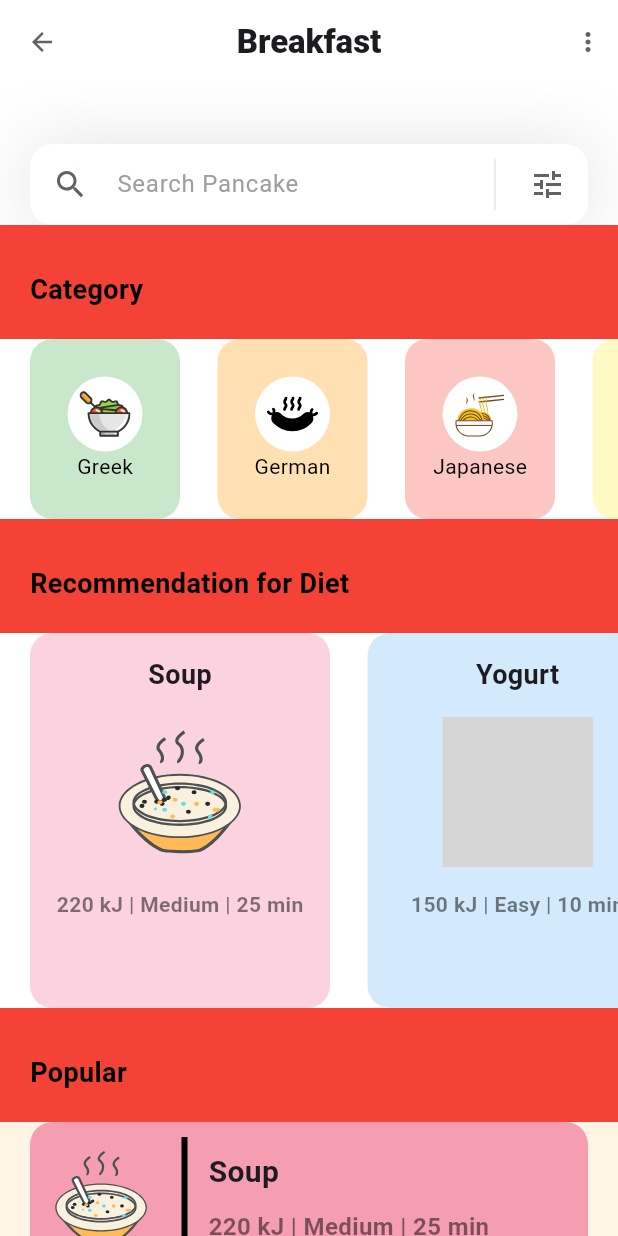
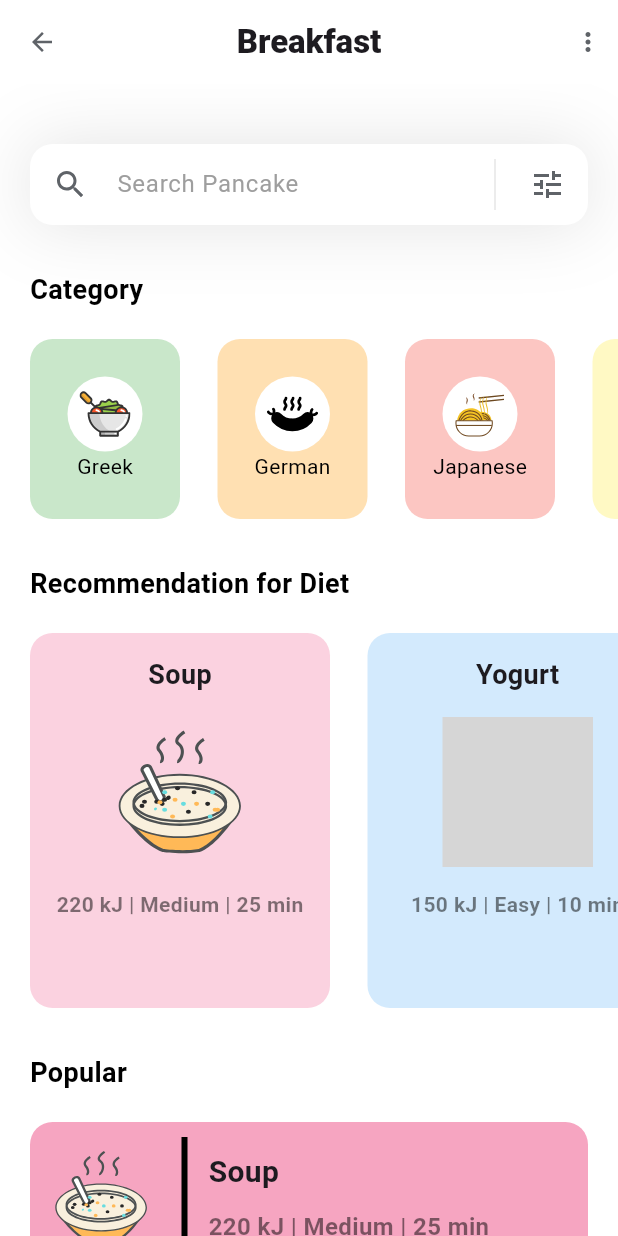
Before and after one commit to NotHLee/flutter_learning_app, a Flutter app: the screen it shows after launch, on a phone screen of 412 x 824 dp. Run offline on Flutter 3.47's test engine with Material 3 defaults, Android fonts, the phone set to English and light mode, and no system bars; our stand-ins replace flutter_svg; grey boxes are pictures that could not be loaded.

Commit message:
cleaning up ui widgets

```diff
--- a/lib/pages/home.dart
+++ b/lib/pages/home.dart
@@ -82,6 +82,7 @@ Container textField() {
                   thickness: 0.1,
                   endIndent: 10,
                   indent: 10,
+
                 ),
                 Padding(
                   padding: const EdgeInsets.all(15),
@@ -221,9 +222,7 @@ Column popularCategory(DietProvider dietProvider) {
   return Column(
     children: [
       HomePageText(displayText: "Popular"),
-        Container(
-          color: Colors.orange.withOpacity(0.1),
-          child: ListView.separated(
+      ListView.separated(
         physics: NeverScrollableScrollPhysics(),
         shrinkWrap: true,
         itemBuilder: (context, index) => Padding(
@@ -280,8 +279,8 @@ Column popularCategory(DietProvider dietProvider) {
         ),
         separatorBuilder: (context, index) => SizedBox(height: 15,),
         itemCount: popularDiets.length
-          )
       ),
+      SizedBox(height: 15,),
     ],
   );
 }
--- a/lib/widgets/home_page_text.dart
+++ b/lib/widgets/home_page_text.dart
@@ -11,9 +11,7 @@ class HomePageText extends StatelessWidget {
 
   @override
   Widget build(BuildContext context) {
-    return Container(
-      color: Colors.red,
-      child: SizedBox(
+    return SizedBox(
       width: double.infinity,
       child: Padding(
         padding: const EdgeInsets.only(top: 30, left:20, bottom:20),
@@ -26,7 +24,6 @@ class HomePageText extends StatelessWidget {
           ),
         ),
       ),
-      ),
     );
   }
 }
```
Lines whose indentation alone changed are shown as unchanged.
